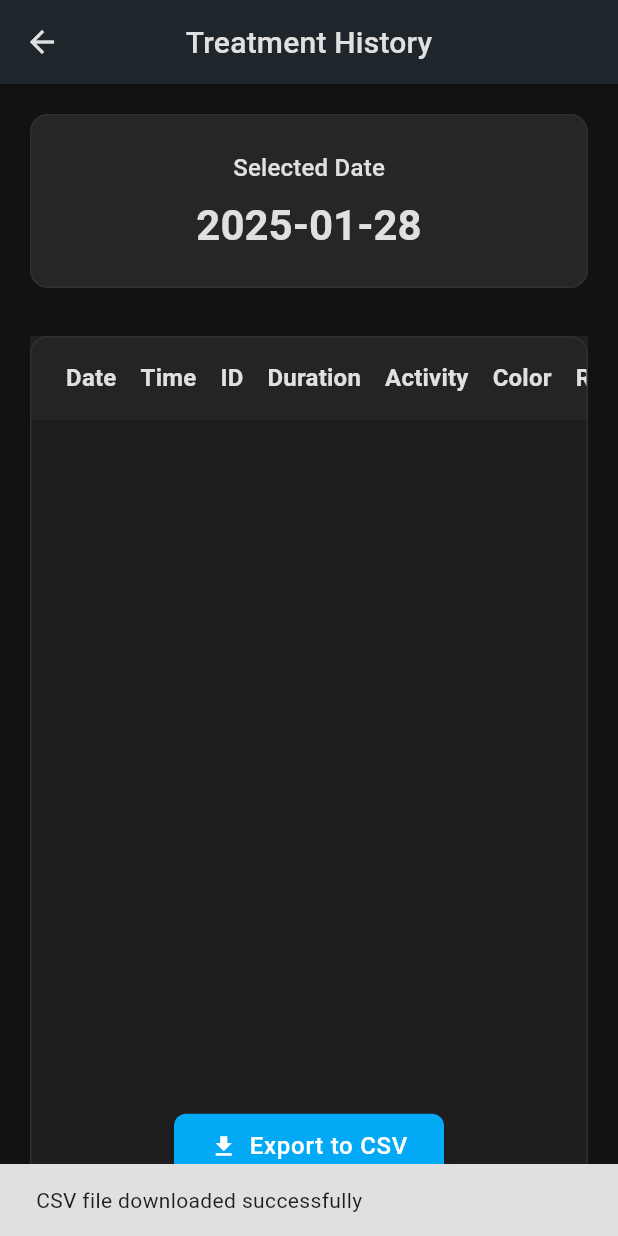
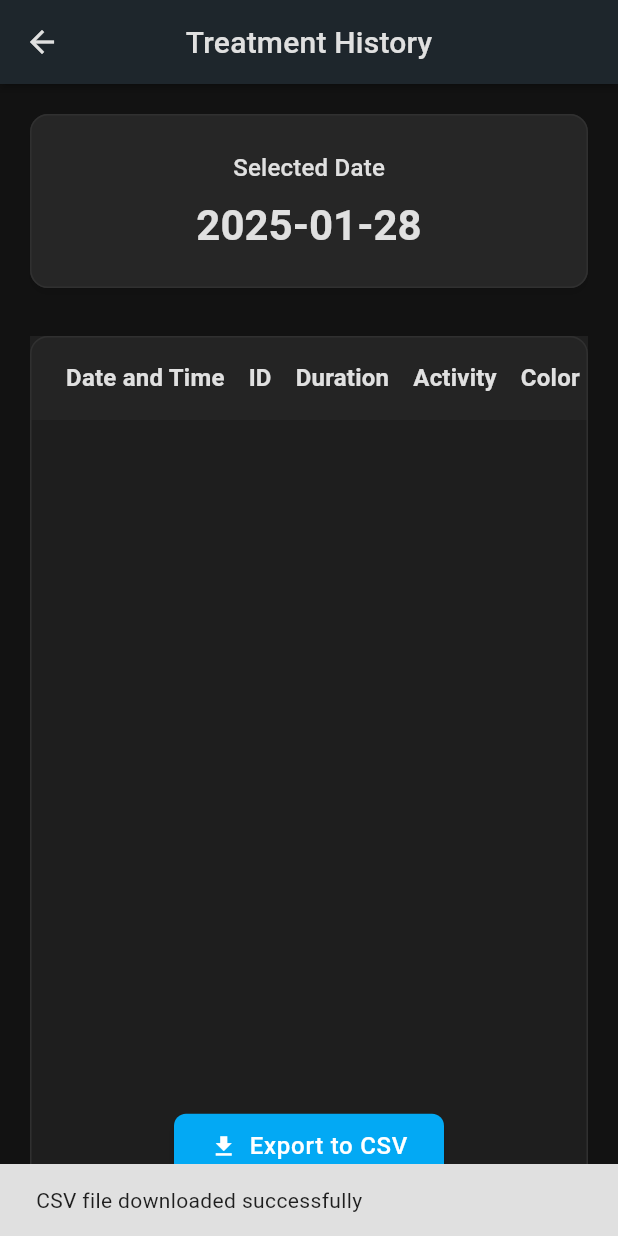
Before and after one commit to BasharAbuLeil/W25_presenceMonitoring, a Flutter app: the GlobalHistoryPage screen opened directly with empty values, after a tap on "Export to CSV", on a phone screen of 412 x 824 dp. Run offline on Flutter 3.47's test engine with Material 3 defaults, Android fonts, the phone set to English and light mode, and no system bars; our stand-ins replace cloud_firestore, csv, firebase_auth, firebase_core, fl_chart; missing offline and left inert: dart:html; accounts and stored records are empty.

Commit message:
Update global_history.dart

```diff
--- a/lib/global_history.dart
+++ b/lib/global_history.dart
@@ -34,47 +34,48 @@ class _GlobalHistoryPageState extends State<GlobalHistoryPage> {
   @override
   void initState() {
     super.initState();
-    if (_isSingleDay) {
-      _expandedStart = DateTime(widget.startDate.year, widget.startDate.month, widget.startDate.day, 0, 0, 0);
-      _expandedEnd = DateTime(widget.startDate.year, widget.startDate.month, widget.startDate.day, 23, 59, 59);
-    } else {
-      _expandedStart = widget.startDate;
-      _expandedEnd = widget.endDate;
-    }
+    // Set start time to beginning of day
+    _expandedStart = DateTime(
+        widget.startDate.year,
+        widget.startDate.month,
+        widget.startDate.day,
+        0, 0, 0
+    );
+
+    // Set end time to end of day (23:59:59.999)
+    _expandedEnd = DateTime(
+        widget.endDate.year,
+        widget.endDate.month,
+        widget.endDate.day,
+        23, 59, 59, 999
+    );
   }
 
   void _exportToCsv(List<QueryDocumentSnapshot> sessionDocs) {
     try {
-      // Prepare CSV headers and data
       List<List<dynamic>> rows = [
         [_isSingleDay ? 'Date: ${_formatDate(_expandedStart)}' :
         'Date Range: ${_formatDate(_expandedStart)} - ${_formatDate(_expandedEnd)}'],
-        [], // Empty row for spacing
-        ['Date', 'Time', 'Patient ID', 'Duration (min)', 'Activity (%)', 'Color', 'Relaxed'] // Removed 'Intensity'
+        [],
+        ['Date and Time', 'Patient ID', 'Duration (min)', 'Activity (%)', 'Color', 'Relaxed']
       ];
 
-      // Populate rows from Firestore documents
       for (var doc in sessionDocs) {
         final data = doc.data() as Map<String, dynamic>;
         final Timestamp? dateTs = data['date'];
-
-        // Convert duration and activity to numbers before adding to rows
         final duration = num.tryParse('${data['duration'] ?? 0}') ?? 0;
         final activity = num.tryParse('${data['avgActivity'] ?? 0}') ?? 0;
 
         rows.add([
-          _formatTimestamp(dateTs),
-          data['time'] ?? 'N/A',
+          _formatDateTime(dateTs),
           data['userID'] ?? 'N/A',
-          duration.toString(),  // Convert to string after calculation
-          activity.toString(), // Convert to string after calculation
+          duration.toString(),
+          activity.toString(),
           data['color'] ?? 'N/A',
-          // data['intensity'] ?? 'N/A', // Removed 'Intensity'
           data['relaxed'] == true ? 'Yes' : 'No',
         ]);
       }
 
-      // Calculate averages with proper number conversion
       double avgDuration = 0;
       double avgActivity = 0;
 
@@ -92,22 +93,17 @@ class _GlobalHistoryPageState extends State<GlobalHistoryPage> {
         avgActivity = totalActivity / sessionDocs.length;
       }
 
-      // Add summary statistics
-      rows.add([]);  // Empty row for spacing
+      rows.add([]);
       rows.add(['Summary Statistics']);
       rows.add(['Total Sessions', sessionDocs.length.toString()]);
       rows.add(['Average Duration', '${avgDuration.toStringAsFixed(1)} min']);
       rows.add(['Average Activity', '${avgActivity.toStringAsFixed(1)}%']);
 
-      // Convert to CSV
       String csvData = const ListToCsvConverter().convert(rows);
-
-      // Create blob
       final bytes = utf8.encode(csvData);
       final blob = html.Blob([bytes]);
       final url = html.Url.createObjectUrlFromBlob(blob);
 
-      // Create download link with date range in filename
       final fileName = _isSingleDay
           ? 'treatment_history_${_formatDate(_expandedStart)}.csv'
           : 'treatment_history_${_formatDate(_expandedStart)}_to_${_formatDate(_expandedEnd)}.csv';
@@ -116,10 +112,8 @@ class _GlobalHistoryPageState extends State<GlobalHistoryPage> {
         ..setAttribute("download", fileName)
         ..click();
 
-      // Clean up
       html.Url.revokeObjectUrl(url);
 
-      // Show success message
       ScaffoldMessenger.of(context).showSnackBar(
         const SnackBar(
           content: Text('CSV file downloaded successfully'),
@@ -262,13 +256,11 @@ class _GlobalHistoryPageState extends State<GlobalHistoryPage> {
                                   color: colorScheme.onSurface,
                                 ),
                                 columns: const [
-                                  DataColumn(label: Text('Date')),
-                                  DataColumn(label: Text('Time')),
+                                  DataColumn(label: Text('Date and Time')),
                                   DataColumn(label: Text('ID')),
                                   DataColumn(label: Text('Duration')),
                                   DataColumn(label: Text('Activity')),
                                   DataColumn(label: Text('Color')),
-                                  // DataColumn(label: Text('Intensity')), // Removed 'Intensity' column
                                   DataColumn(label: Text('Relaxed')),
                                   DataColumn(label: Text('View')),
                                 ],
@@ -278,13 +270,11 @@ class _GlobalHistoryPageState extends State<GlobalHistoryPage> {
 
                                   return DataRow(
                                     cells: [
-                                      DataCell(Text(_formatTimestamp(dateTs))),
-                                      DataCell(Text('${data['time'] ?? 'N/A'}')),
+                                      DataCell(Text(_formatDateTime(dateTs))),
                                       DataCell(Text('${data['userID'] ?? 'N/A'}')),
                                       DataCell(Text('${data['duration'] ?? 0} min')),
                                       DataCell(Text('${data['avgActivity'] ?? 0}%')),
                                       DataCell(Text('${data['color'] ?? 'N/A'}')),
-                                      // DataCell(Text('${data['intensity'] ?? 'N/A'}')), // Removed 'Intensity' cell
                                       DataCell(Text(data['relaxed'] == true ? 'Yes' : 'No')),
                                       DataCell(
                                         FilledButton.tonal(
@@ -335,10 +325,9 @@ class _GlobalHistoryPageState extends State<GlobalHistoryPage> {
     );
   }
 
-  String _formatTimestamp(Timestamp? ts) {
+  String _formatDateTime(Timestamp? ts) {
     if (ts == null) return 'N/A';
-    final date = ts.toDate();
-    return DateFormat('yyyy-MM-dd').format(date);
+    return DateFormat('yyyy-MM-dd HH:mm').format(ts.toDate());
   }
 
   String _formatDate(DateTime date) {
```
